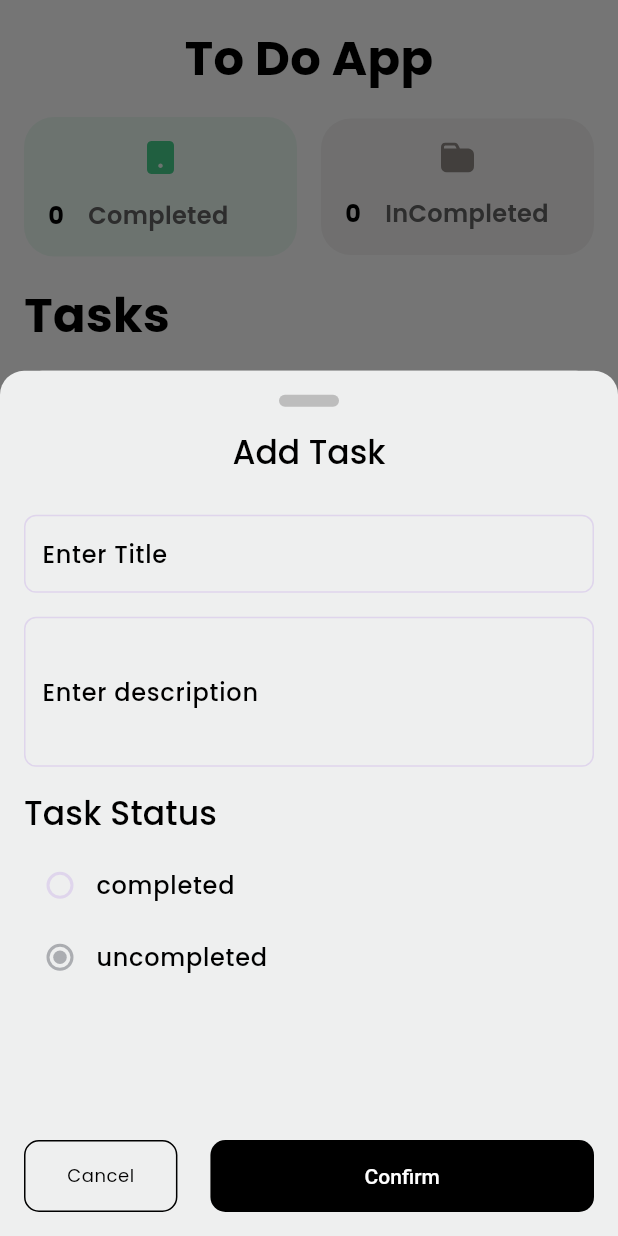
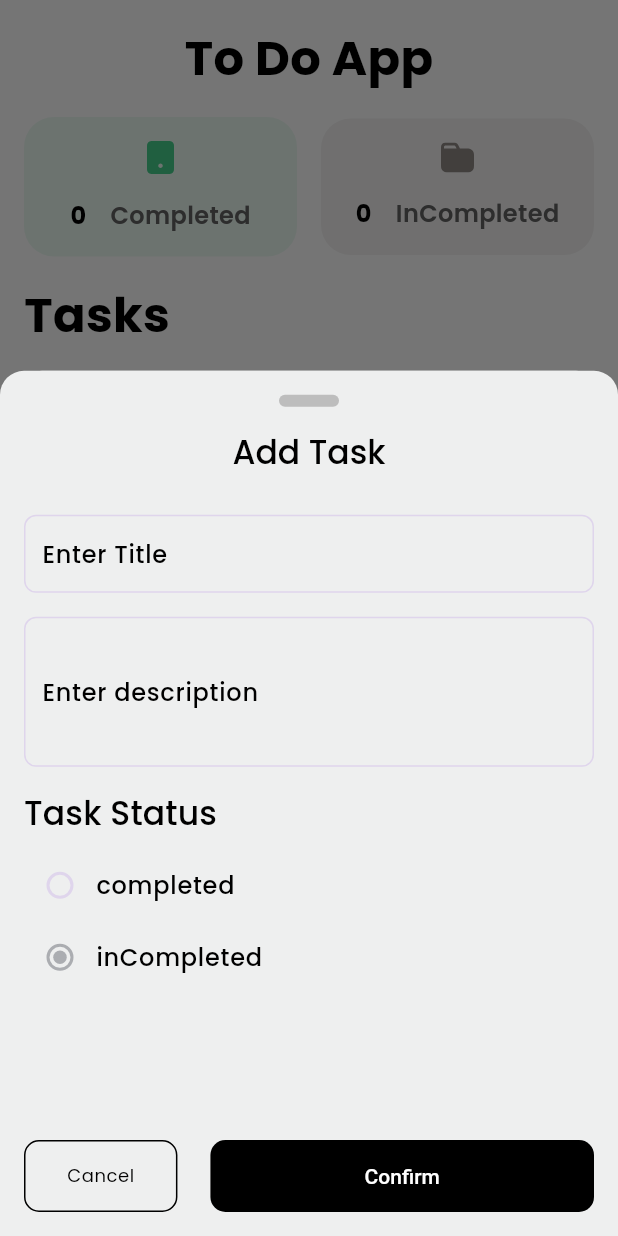
Before and after one commit to MohamedAbdelbaky544/to_do_app, a Flutter app: the screen it shows after launch, after a tap on the "add" icon, on a phone screen of 412 x 824 dp. Run offline on Flutter 3.47's test engine with Material 3 defaults, Android fonts, the phone set to English and light mode, and no system bars; our stand-ins replace dartz, dropdown_button2, flutter_bloc, flutter_svg, get_it, go_router and 3 more; accounts and stored records are empty.

Commit message:
update and enhance you

```diff
--- a/lib/core/presentation/themes/app_theme.dart
+++ b/lib/core/presentation/themes/app_theme.dart
@@ -117,17 +117,17 @@ class AppTheme {
       ),
       inputDecorationTheme: InputDecorationTheme(
         hintStyle: Theme.of(context).textTheme.labelSmall!.copyWith(
-              color: _appColorScheme.greyColorForBorder,
+              color: _appColorScheme.blackColor,
               fontSize: 16,
               fontWeight: FontWeight.w400,
             ),
         labelStyle: Theme.of(context).textTheme.bodySmall!.copyWith(
               fontWeight: FontWeight.w400,
-              color: _appColorScheme.darkGreyColor,
+              color: _appColorScheme.blackColor,
             ),
         border: OutlineInputBorder(
           borderSide: BorderSide(
-            color: _appColorScheme.greyColor,
+            color: _appColorScheme.blackColor,
           ),
           borderRadius: const BorderRadius.all(
             Radius.circular(8),
@@ -135,7 +135,7 @@ class AppTheme {
         ),
         focusedBorder: OutlineInputBorder(
           borderSide: BorderSide(
-            color: _appColorScheme.primaryColor,
+            color: _appColorScheme.blackColor,
           ),
           borderRadius: const BorderRadius.all(
             Radius.circular(8),
@@ -171,9 +171,9 @@ class AppTheme {
         titleTextStyle: Theme.of(context)
             .textTheme
             .titleLarge!
-            .copyWith(color: _appColorScheme.blackTitleColor),
+            .copyWith(color: _appColorScheme.blackColor),
         contentTextStyle: Theme.of(context).textTheme.bodyMedium!.copyWith(
-              color: _appColorScheme.grey,
+              color: _appColorScheme.blackColor,
             ),
         shape: RoundedRectangleBorder(
           borderRadius: BorderRadius.circular(28),
--- a/lib/home/data/models/enums/task_status_model.dart
+++ b/lib/home/data/models/enums/task_status_model.dart
@@ -8,7 +8,7 @@ enum TaskStatusModel {
   @HiveField(0)
   completed,
   @HiveField(1)
-  uncompleted,
+  inCompleted,
 }
 
 extension MapToDomain on TaskStatusModel {
--- a/lib/home/domain/entities/enums/task_status.dart
+++ b/lib/home/domain/entities/enums/task_status.dart
@@ -2,14 +2,14 @@ import 'package:flutter/material.dart';
 
 enum TaskStatus {
   completed,
-  uncompleted,
+  inCompleted,
 }
 
 Color statusTextColor(TaskStatus status) {
   switch (status) {
     case TaskStatus.completed:
       return const Color(0xff46CF8B);
-    case TaskStatus.uncompleted:
+    case TaskStatus.inCompleted:
       return const Color(0xff666666);
     default:
       return const Color(0xff666666);
--- a/lib/home/presentation/pages/home_page.dart
+++ b/lib/home/presentation/pages/home_page.dart
@@ -31,7 +31,7 @@ class _HomePageState extends State<HomePage> {
   final DeleteTaskCubit deleteTaskCubit = getIt<DeleteTaskCubit>();
 
   int completed = 0;
-  int uncompleted = 0;
+  int inCompleted = 0;
 
   @override
   void initState() {
@@ -84,12 +84,12 @@ class _HomePageState extends State<HomePage> {
             bloc: getAllTasksCubit,
             listener: (context, state) {
               if (state.isSuccess) {
-                completed = uncompleted = 0;
+                completed = inCompleted = 0;
                 for (var item in state.item ?? []) {
                   if (item.status == TaskStatus.completed) {
                     completed += 1;
                   } else {
-                    uncompleted += 1;
+                    inCompleted += 1;
                   }
                 }
                 setState(() {});
@@ -150,7 +150,7 @@ class _HomePageState extends State<HomePage> {
                             containerColor:
                                 const Color(0xff908986).withOpacity(0.1),
                             title: tr.unCompleted,
-                            data: uncompleted.toString(),
+                            data: inCompleted.toString(),
                             iconPath: Assets.icons.unCompleted.path),
                       ),
                     ],
@@ -174,7 +174,7 @@ class _HomePageState extends State<HomePage> {
                       ),
                     ],
                   ),
-                  (state.item == null || state.item?.length == 0)
+                  (state.item == null || state.item!.isEmpty)
                       ? Column(
                           children: [
                             const SizedBox(
@@ -451,6 +451,7 @@ class _TasksCardInfo extends StatelessWidget {
             height: 16,
           ),
           Row(
+            mainAxisAlignment: MainAxisAlignment.center,
             children: [
               Flexible(
                 child: Text(
--- a/lib/home/presentation/widgets/add_edit_bottom_sheet.dart
+++ b/lib/home/presentation/widgets/add_edit_bottom_sheet.dart
@@ -28,7 +28,7 @@ class _AddEditBottomSheetState extends State<AddEditBottomSheet> {
   final TextEditingController titleController = TextEditingController();
   final TextEditingController descriptionController = TextEditingController();
   final GlobalKey<FormState> _key = GlobalKey<FormState>();
-  TaskStatus status = TaskStatus.uncompleted;
+  TaskStatus status = TaskStatus.inCompleted;
   @override
   void initState() {
     if (widget.tasks != null) {
```
Also changed, not shown: lib/home/data/models/enums/task_status_model.g.dart.
